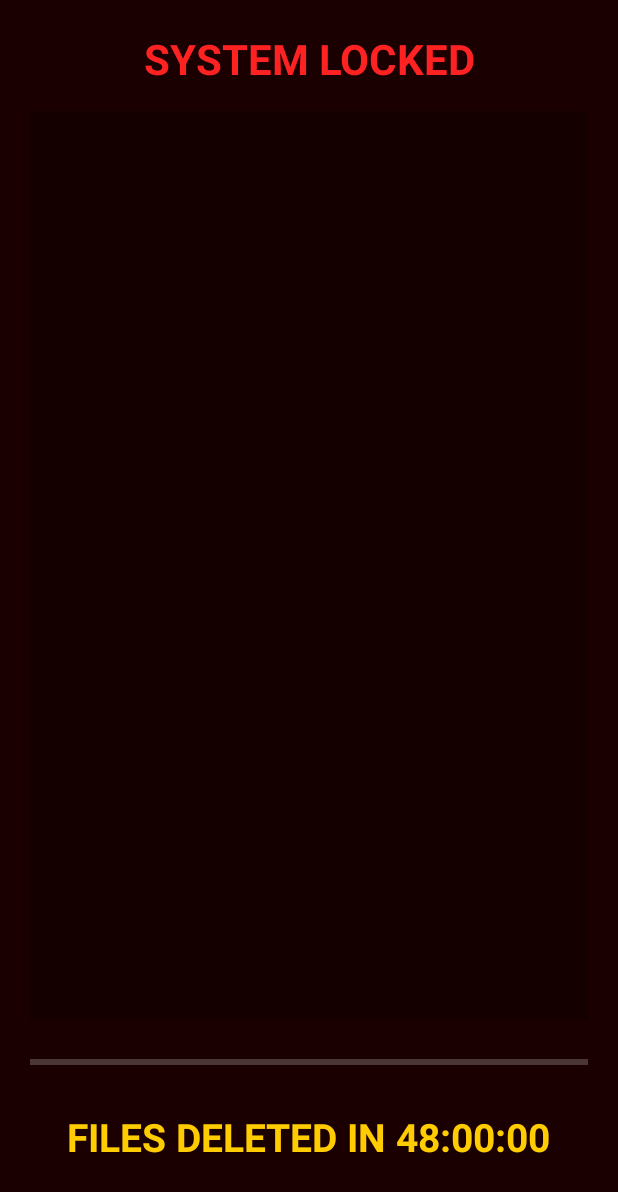
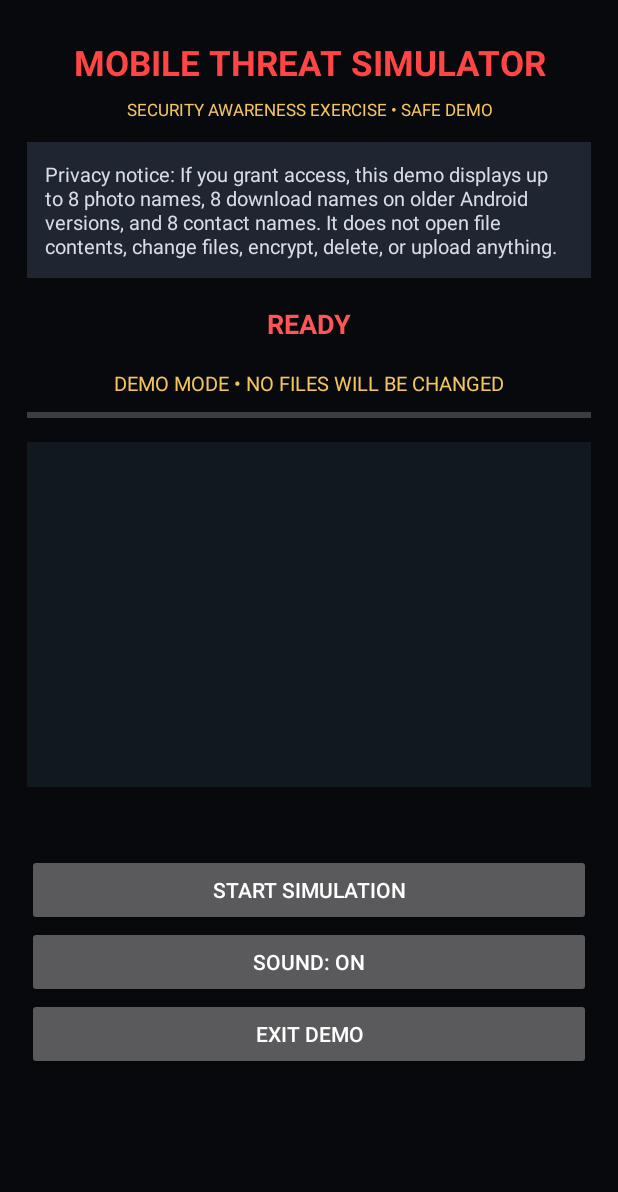
Before and after one commit to colladocedric53-commits/FakeRansomware, an Android app: the layout activity_fake_ransom.xml on its own in the app's theme, with its tools: preview values and no code run, on a phone screen of 412 x 824 dp. Shown: the top 1192 px of the screen. Run offline under Robolectric (Android 15) with nearby library versions, the phone set to English and light mode, and no system bars.

Commit message:
Add consent notice, controls, and demo layout

```diff
--- a/app/src/main/res/layout/activity_fake_ransom.xml
+++ b/app/src/main/res/layout/activity_fake_ransom.xml
@@ -1,90 +1,123 @@
 <?xml version="1.0" encoding="utf-8"?>
-<FrameLayout xmlns:android="http://schemas.android.com/apk/res/android"
+<ScrollView xmlns:android="http://schemas.android.com/apk/res/android"
     android:layout_width="match_parent"
     android:layout_height="match_parent"
-    android:background="#000000">
+    android:background="#08090d"
+    android:fillViewport="true">
 
     <LinearLayout
         android:layout_width="match_parent"
-        android:layout_height="match_parent"
-        android:background="#1a0000"
-        android:gravity="center"
+        android:layout_height="wrap_content"
         android:orientation="vertical"
-        android:padding="20dp">
+        android:padding="18dp">
+
+        <TextView
+            android:layout_width="match_parent"
+            android:layout_height="wrap_content"
+            android:text="MOBILE THREAT SIMULATOR"
+            android:textColor="#ff4545"
+            android:textSize="23sp"
+            android:textStyle="bold"
+            android:gravity="center"
+            android:padding="8dp" />
+
+        <TextView
+            android:layout_width="match_parent"
+            android:layout_height="wrap_content"
+            android:text="SECURITY AWARENESS EXERCISE • SAFE DEMO"
+            android:textColor="#f4c45e"
+            android:textSize="11sp"
+            android:gravity="center"
+            android:paddingBottom="14dp" />
+
+        <TextView
+            android:layout_width="match_parent"
+            android:layout_height="wrap_content"
+            android:text="Privacy notice: If you grant access, this demo displays up to 8 photo names, 8 download names on older Android versions, and 8 contact names. It does not open file contents, change files, encrypt, delete, or upload anything."
+            android:textColor="#d7dce5"
+            android:textSize="13sp"
+            android:background="#202631"
+            android:padding="12dp" />
 
         <TextView
             android:id="@+id/statusText"
-            android:layout_width="wrap_content"
+            android:layout_width="match_parent"
             android:layout_height="wrap_content"
-            android:text="SYSTEM LOCKED"
-            android:textColor="#ff2222"
-            android:textSize="28sp"
+            android:text="READY"
+            android:textColor="#ff5555"
+            android:textSize="18sp"
             android:textStyle="bold"
-            android:gravity="center"/>
+            android:gravity="center"
+            android:paddingTop="18dp"
+            android:paddingBottom="10dp" />
 
-        <ScrollView
-            android:id="@+id/terminalScroll"
+        <TextView
+            android:id="@+id/countdownText"
             android:layout_width="match_parent"
-            android:layout_height="0dp"
-            android:layout_weight="1"
-            android:layout_marginTop="16dp"
-            android:background="#33000000"
-            android:fillViewport="true">
-
-            <TextView
-                android:id="@+id/terminalText"
-                android:layout_width="match_parent"
-                android:layout_height="wrap_content"
-                android:fontFamily="monospace"
-                android:textColor="#33ff55"
-                android:textSize="11sp"/>
-        </ScrollView>
+            android:layout_height="wrap_content"
+            android:text="DEMO MODE • NO FILES WILL BE CHANGED"
+            android:textColor="#f4c45e"
+            android:textSize="13sp"
+            android:gravity="center"
+            android:padding="8dp" />
 
         <ProgressBar
             android:id="@+id/progressBar"
             style="?android:attr/progressBarStyleHorizontal"
             android:layout_width="match_parent"
-            android:layout_height="wrap_content"
-            android:layout_marginTop="20dp"
+            android:layout_height="8dp"
             android:max="100"
             android:progress="0" />
 
         <TextView
-            android:id="@+id/countdownText"
-            android:layout_width="wrap_content"
+            android:id="@+id/terminalText"
+            android:layout_width="match_parent"
             android:layout_height="wrap_content"
-            android:layout_marginTop="24dp"
-            android:text="FILES DELETED IN 48:00:00"
-            android:textColor="#ffcc00"
-            android:textSize="26sp"
-            android:textStyle="bold"/>
-
-        <TextView
-            android:id="@+id/victimInfo"
-            android:layout_width="wrap_content"
-            android:layout_height="wrap_content"
-            android:layout_marginTop="12dp"
+            android:minHeight="230dp"
+            android:layout_marginTop="14dp"
+            android:background="#101820"
+            android:padding="12dp"
             android:fontFamily="monospace"
-            android:textColor="#ff8888"
-            android:textSize="12sp"/>
+            android:textColor="#70f59a"
+            android:textSize="12sp"
+            android:textIsSelectable="true" />
 
         <TextView
             android:id="@+id/ransomNote"
             android:layout_width="match_parent"
-            android:layout_height="0dp"
-            android:layout_weight="1"
-            android:layout_marginTop="16dp"
-            android:fontFamily="monospace"
-            android:lineSpacingExtra="3dp"
-            android:textColor="#ff4444"
-            android:textSize="14sp"
-            android:text=""
-            android:visibility="gone"/>
+            android:layout_height="wrap_content"
+            android:visibility="gone"
+            android:layout_marginTop="14dp"
+            android:background="#32151a"
+            android:padding="14dp"
+            android:textColor="#ffb0b0"
+            android:textSize="14sp" />
+
+        <TextView
+            android:id="@+id/victimInfo"
+            android:layout_width="match_parent"
+            android:layout_height="wrap_content"
+            android:textColor="#9ba8ba"
+            android:textSize="12sp"
+            android:paddingTop="10dp" />
+
+        <Button
+            android:id="@+id/startButton"
+            android:layout_width="match_parent"
+            android:layout_height="wrap_content"
+            android:layout_marginTop="18dp"
+            android:text="START SIMULATION" />
+
+        <Button
+            android:id="@+id/soundButton"
+            android:layout_width="match_parent"
+            android:layout_height="wrap_content"
+            android:text="SOUND: ON" />
+
+        <Button
+            android:id="@+id/exitButton"
+            android:layout_width="match_parent"
+            android:layout_height="wrap_content"
+            android:text="EXIT DEMO" />
     </LinearLayout>
-
-    <View
-        android:id="@+id/ransomOverlay"
-        android:layout_width="match_parent"
-        android:layout_height="match_parent"
-        android:visibility="gone"/>
-</FrameLayout>
+</ScrollView>
```
